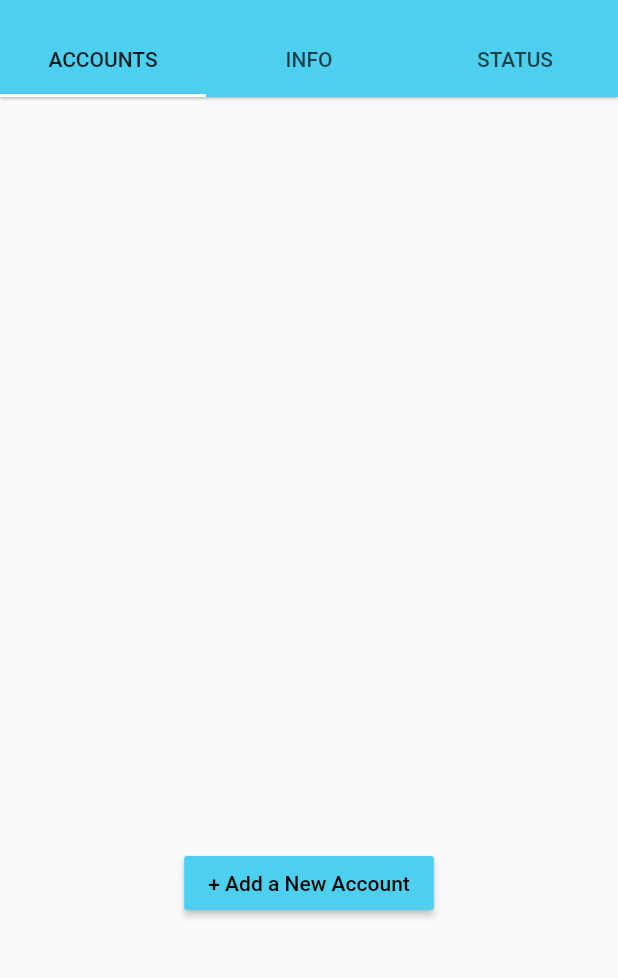
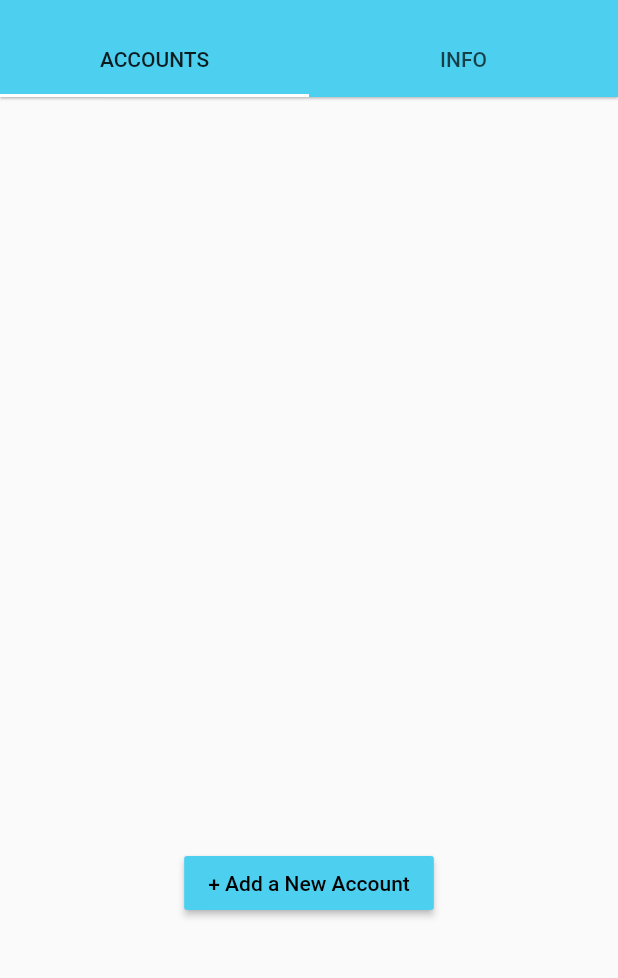
Before and after one commit to mhucanada/music_profile_page, a Flutter app: the screen it shows after launch, on a phone screen of 412 x 824 dp, the part 59-1037 px from its top. Run offline on Flutter 3.47's test engine with Material 2 defaults, Android fonts, the phone set to English and light mode, and no system bars.

Commit message:
Update ProfilePageHome.dart

```diff
--- a/lib/ProfilePageHome.dart
+++ b/lib/ProfilePageHome.dart
@@ -1,8 +1,6 @@
 import 'package:flutter/material.dart';
-import 'pages/status_screen.dart';
 import 'pages/account_screen.dart';
 import 'pages/info_screen.dart';
-
 
 class ProfilePageHome extends StatefulWidget {
   @override
@@ -16,7 +14,7 @@ class _ProfilePageHomeState extends State<ProfilePageHome>
   @override
   void initState() {
     super.initState();
-    _tabController = new TabController(length: 3, vsync: this);
+    _tabController = new TabController(length: 2, vsync: this);
   }
 
   @override
@@ -31,7 +29,6 @@ class _ProfilePageHomeState extends State<ProfilePageHome>
           tabs: <Widget>[
             new Tab(text: "ACCOUNTS"),
             new Tab(text: "INFO"),
-            new Tab(text: "STATUS"),
           ],
         ),
         actions: <Widget>[
@@ -47,10 +44,8 @@ class _ProfilePageHomeState extends State<ProfilePageHome>
         children: <Widget>[
           new CameraScreen(),
           new ChatScreen(),
-          new StatusScreen(),
         ],
       ),
-
     );
   }
 }
```
